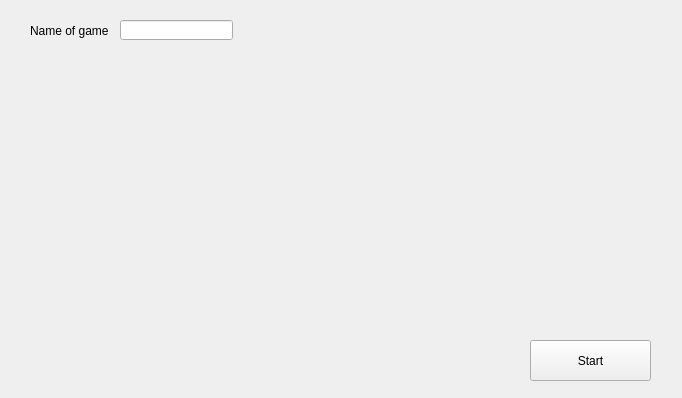
Before: the Qt Designer form Mercury/NewGameWindow.ui in appcrashwin7/Mercury, drawn with Qt 5.
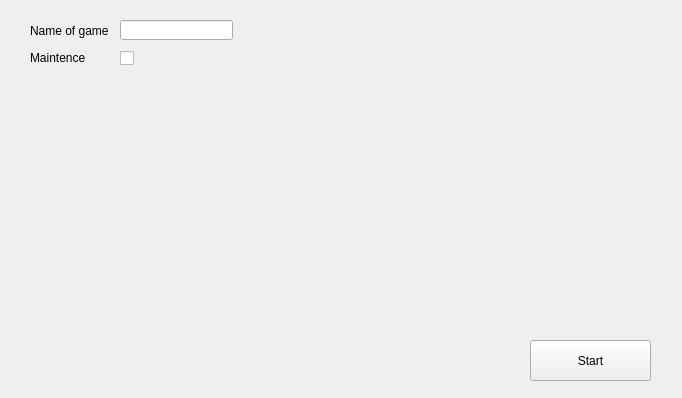
After: the same form once the commit is applied.

Commit message: add file dialog for save loading

```diff
--- a/Mercury/NewGameWindow.ui
+++ b/Mercury/NewGameWindow.ui
@@ -49,6 +49,32 @@
     <string>Name of game</string>
    </property>
   </widget>
+  <widget class="QLabel" name="label_2">
+   <property name="geometry">
+    <rect>
+     <x>30</x>
+     <y>50</y>
+     <width>71</width>
+     <height>16</height>
+    </rect>
+   </property>
+   <property name="text">
+    <string>Maintence</string>
+   </property>
+  </widget>
+  <widget class="QCheckBox" name="maintence">
+   <property name="geometry">
+    <rect>
+     <x>120</x>
+     <y>50</y>
+     <width>101</width>
+     <height>17</height>
+    </rect>
+   </property>
+   <property name="text">
+    <string/>
+   </property>
+  </widget>
  </widget>
  <resources/>
  <connections/>
```
The commit also changes 3 other files.
